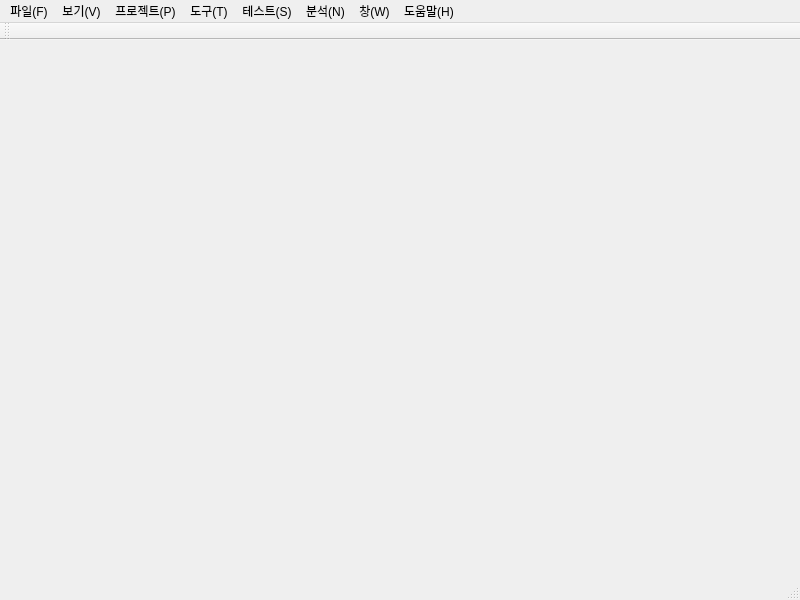
Qt form mainwindow.ui (magnae2016/Qt-Control-System) before a commit.
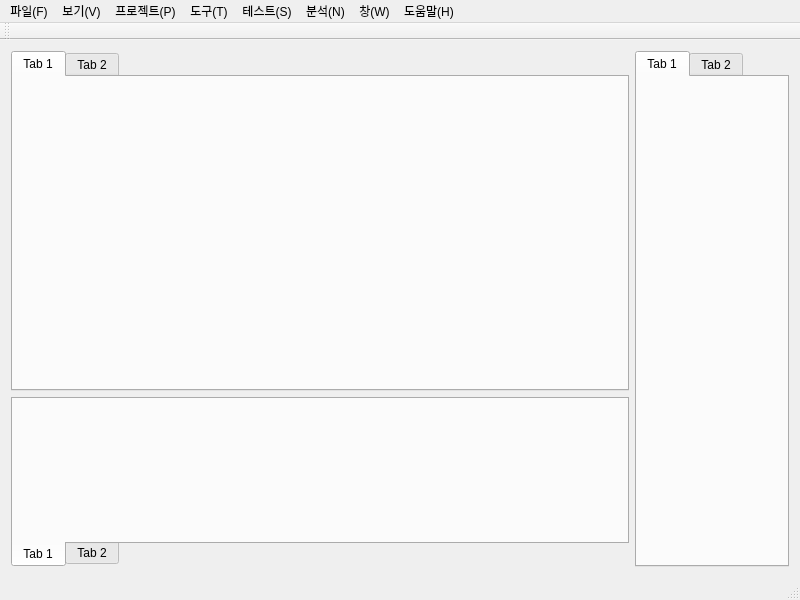
The same form after that commit.

Commit message: Add basic layout

Patch:
```diff
--- a/mainwindow.ui
+++ b/mainwindow.ui
@@ -13,7 +13,171 @@
   <property name="windowTitle">
    <string>MainWindow</string>
   </property>
-  <widget class="QWidget" name="centralWidget"/>
+  <widget class="QWidget" name="centralWidget">
+   <layout class="QHBoxLayout" name="horizontalLayout">
+    <item>
+     <widget class="QWidget" name="widget" native="true">
+      <property name="sizePolicy">
+       <sizepolicy hsizetype="Preferred" vsizetype="Preferred">
+        <horstretch>4</horstretch>
+        <verstretch>0</verstretch>
+       </sizepolicy>
+      </property>
+      <property name="styleSheet">
+       <string notr="true"/>
+      </property>
+      <layout class="QVBoxLayout" name="verticalLayout_3">
+       <property name="leftMargin">
+        <number>0</number>
+       </property>
+       <property name="topMargin">
+        <number>0</number>
+       </property>
+       <property name="rightMargin">
+        <number>0</number>
+       </property>
+       <property name="bottomMargin">
+        <number>0</number>
+       </property>
+       <item>
+        <layout class="QVBoxLayout" name="verticalLayout_2">
+         <item>
+          <widget class="QWidget" name="widget_3" native="true">
+           <property name="sizePolicy">
+            <sizepolicy hsizetype="Preferred" vsizetype="Preferred">
+             <horstretch>0</horstretch>
+             <verstretch>2</verstretch>
+            </sizepolicy>
+           </property>
+           <layout class="QVBoxLayout" name="verticalLayout_5">
+            <property name="leftMargin">
+             <number>0</number>
+            </property>
+            <property name="topMargin">
+             <number>0</number>
+            </property>
+            <property name="rightMargin">
+             <number>0</number>
+            </property>
+            <property name="bottomMargin">
+             <number>0</number>
+            </property>
+            <item>
+             <widget class="QTabWidget" name="tabWidget_2">
+              <property name="styleSheet">
+               <string notr="true"/>
+              </property>
+              <property name="tabsClosable">
+               <bool>false</bool>
+              </property>
+              <property name="tabBarAutoHide">
+               <bool>false</bool>
+              </property>
+              <widget class="QWidget" name="tab_3">
+               <attribute name="title">
+                <string>Tab 1</string>
+               </attribute>
+               <layout class="QVBoxLayout" name="verticalLayout_6"/>
+              </widget>
+              <widget class="QWidget" name="tab_4">
+               <attribute name="title">
+                <string>Tab 2</string>
+               </attribute>
+              </widget>
+             </widget>
+            </item>
+           </layout>
+          </widget>
+         </item>
+         <item>
+          <widget class="QWidget" name="widget_4" native="true">
+           <property name="sizePolicy">
+            <sizepolicy hsizetype="Preferred" vsizetype="Preferred">
+             <horstretch>0</horstretch>
+             <verstretch>1</verstretch>
+            </sizepolicy>
+           </property>
+           <layout class="QVBoxLayout" name="verticalLayout_4">
+            <property name="leftMargin">
+             <number>0</number>
+            </property>
+            <property name="topMargin">
+             <number>0</number>
+            </property>
+            <property name="rightMargin">
+             <number>0</number>
+            </property>
+            <property name="bottomMargin">
+             <number>0</number>
+            </property>
+            <item>
+             <widget class="QTabWidget" name="tabWidget">
+              <property name="tabPosition">
+               <enum>QTabWidget::South</enum>
+              </property>
+              <property name="elideMode">
+               <enum>Qt::ElideMiddle</enum>
+              </property>
+              <widget class="QWidget" name="tab">
+               <attribute name="title">
+                <string>Tab 1</string>
+               </attribute>
+              </widget>
+              <widget class="QWidget" name="tab_2">
+               <attribute name="title">
+                <string>Tab 2</string>
+               </attribute>
+              </widget>
+             </widget>
+            </item>
+           </layout>
+          </widget>
+         </item>
+        </layout>
+       </item>
+      </layout>
+     </widget>
+    </item>
+    <item>
+     <widget class="QWidget" name="widget_2" native="true">
+      <property name="sizePolicy">
+       <sizepolicy hsizetype="Preferred" vsizetype="Preferred">
+        <horstretch>1</horstretch>
+        <verstretch>0</verstretch>
+       </sizepolicy>
+      </property>
+      <layout class="QVBoxLayout" name="verticalLayout">
+       <property name="leftMargin">
+        <number>0</number>
+       </property>
+       <property name="topMargin">
+        <number>0</number>
+       </property>
+       <property name="rightMargin">
+        <number>0</number>
+       </property>
+       <property name="bottomMargin">
+        <number>0</number>
+       </property>
+       <item>
+        <widget class="QTabWidget" name="tabWidget_3">
+         <widget class="QWidget" name="tab_5">
+          <attribute name="title">
+           <string>Tab 1</string>
+          </attribute>
+         </widget>
+         <widget class="QWidget" name="tab_6">
+          <attribute name="title">
+           <string>Tab 2</string>
+          </attribute>
+         </widget>
+        </widget>
+       </item>
+      </layout>
+     </widget>
+    </item>
+   </layout>
+  </widget>
   <widget class="QMenuBar" name="menuBar">
    <property name="geometry">
     <rect>
```
Left out of the diff: 9 changed lines with no effect on the pictures.
